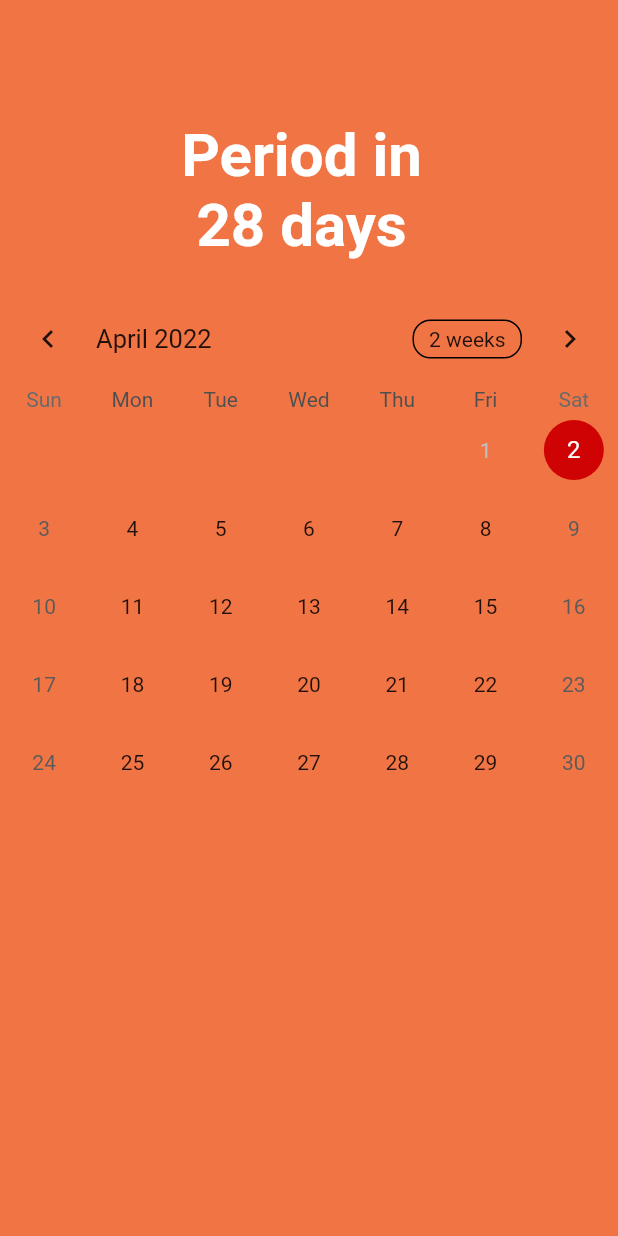
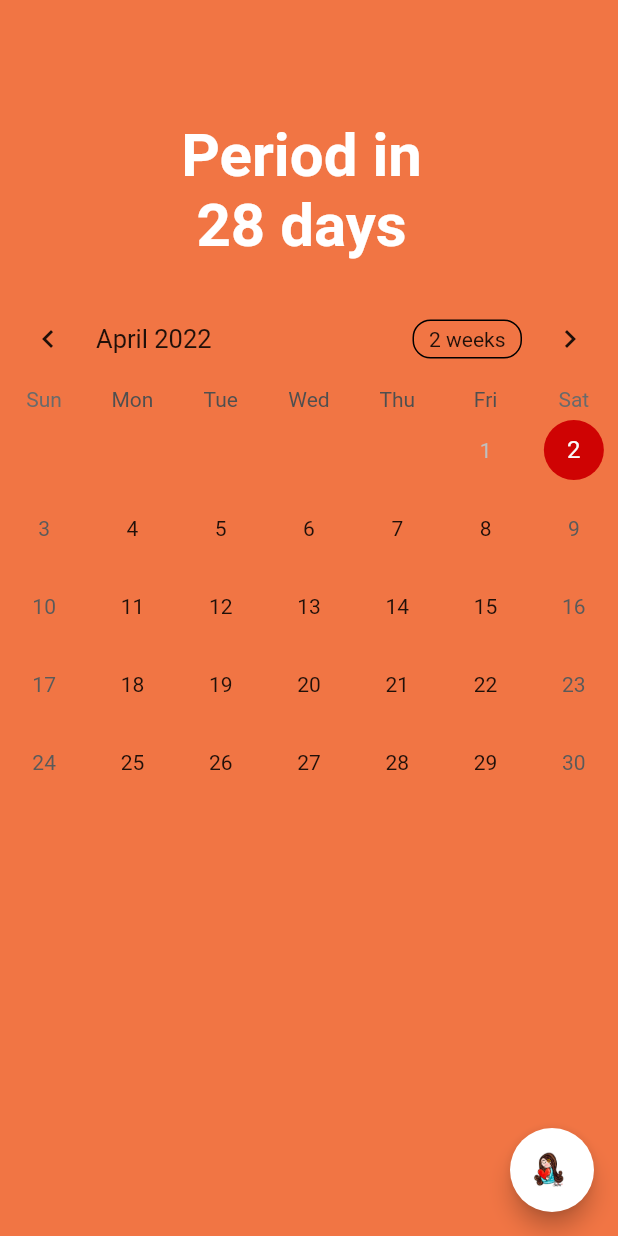
Before and after one commit to ketki0703/swa_app, a Flutter app: the Calendar screen opened directly, on a phone screen of 412 x 824 dp. Run offline on Flutter 3.47's test engine with Material 2 defaults, Android fonts, the light colour scheme and no system bars; drawn by our look-alikes of table_calendar; our stand-ins replace shared_preferences; missing offline and left inert: flutter_webview_plugin; accounts and stored records are empty.

Commit message:
chatbot screen

```diff
--- a/lib/screens/calender.dart
+++ b/lib/screens/calender.dart
@@ -1,4 +1,5 @@
 import 'package:flutter/material.dart';
+import 'package:flutter_application_1/screens/chatbot.dart';
 import 'package:shared_preferences/shared_preferences.dart';
 import 'package:table_calendar/table_calendar.dart';
 
@@ -66,6 +67,22 @@ class _CalendarState extends State<Calendar> {
   @override
   Widget build(BuildContext context) {
     return Scaffold(
+      floatingActionButton: FloatingActionButton(
+        backgroundColor: Colors.white,
+        onPressed: () {
+          Navigator.push(
+            context,
+            MaterialPageRoute(builder: (context) => const Chatbot()),
+          );
+        },
+        child: const CircleAvatar(
+          backgroundColor: Colors.white,
+          child: Image(
+            image: AssetImage("assets/chatbot_logo.jpeg"),
+            fit: BoxFit.fill,
+          ),
+        ),
+      ),
       backgroundColor: const Color.fromARGB(255, 241, 117, 68),
       body: Padding(
         padding: const EdgeInsets.only(top: 80, bottom: 20),
--- a/pubspec.yaml
+++ b/pubspec.yaml
@@ -32,6 +32,7 @@ dependencies:
     sdk: flutter
   shared_preferences: ^2.0.13
   table_calendar: ^3.0.4
+  flutter_webview_plugin: ^0.4.0
 
 dev_dependencies:
 
```
Also changed, not shown: lib/screens/chatbot.dart (added, +24 -0 lines), lib/screens/period_tracker.dart (+23 -2 lines), lib/screens/tracker.dart (+6 -6 lines), assets/chatbot_logo.jpeg (added), pubspec.lock, 1 other file.
